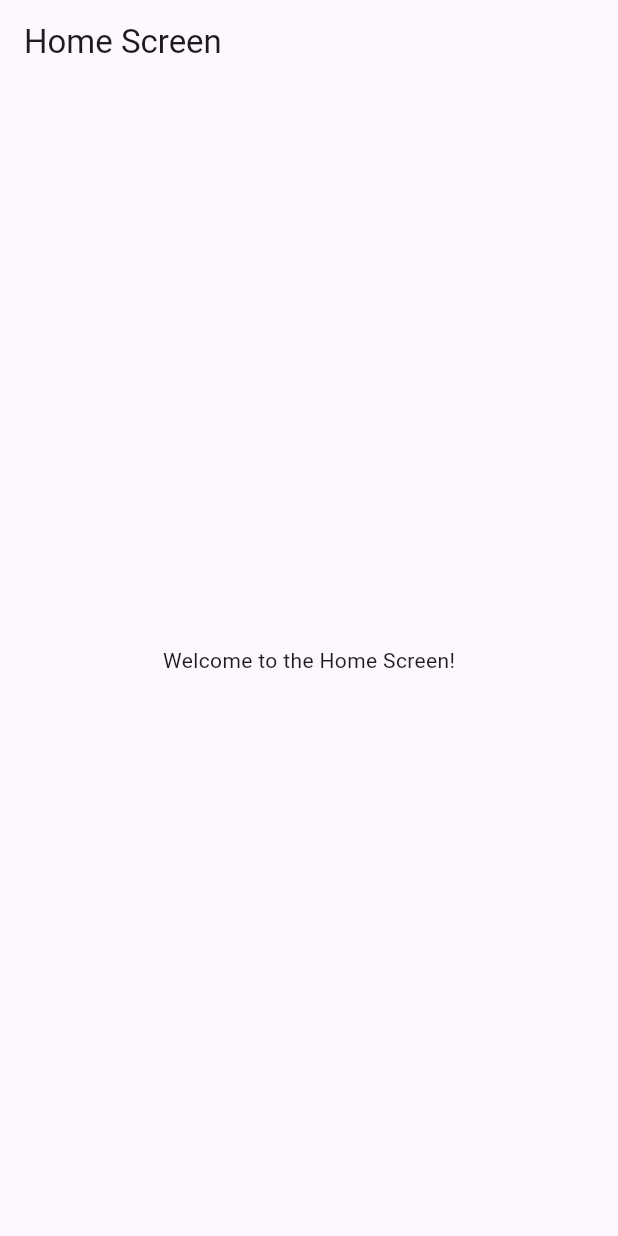
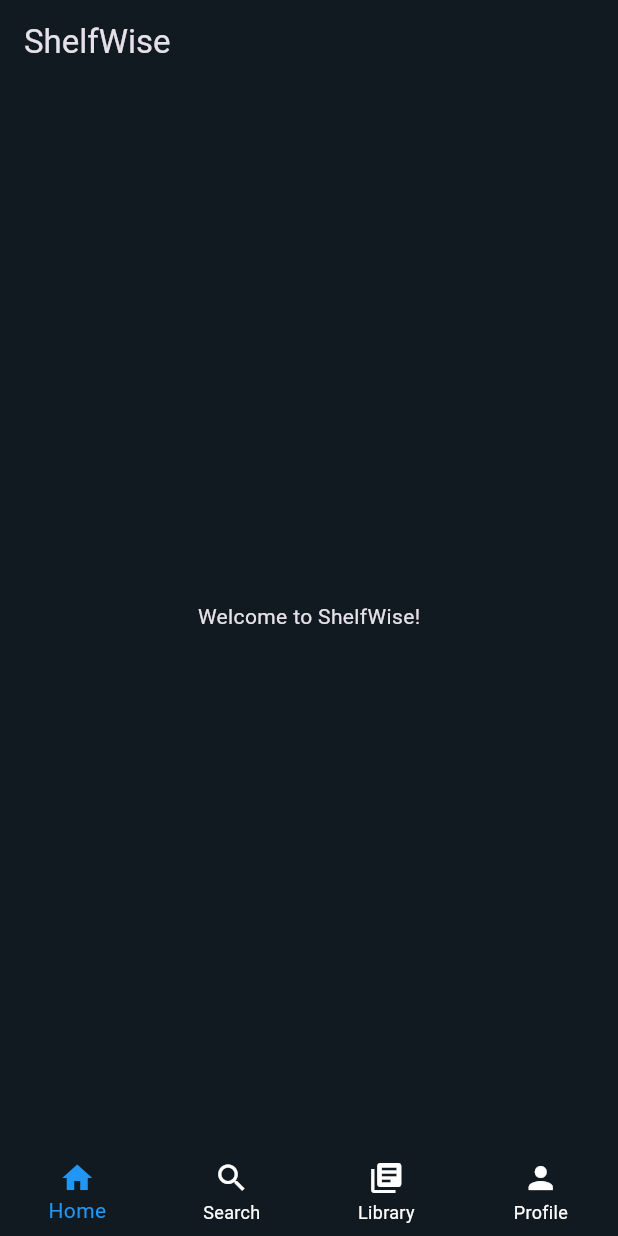
Before and after one commit to rahmaashraf22/Book_Finder_App, a Flutter app: the screen it shows after launch, on a phone screen of 412 x 824 dp. Run offline on Flutter 3.47's test engine with Material 3 defaults, Android fonts, the phone set to English and light mode, and no system bars.

Commit message:
App them & bottom navigation bar

```diff
--- /dev/null
+++ b/lib/app_theme.dart
@@ -0,0 +1,53 @@
+import 'package:flutter/material.dart';
+class AppTheme {
+  static Color blue = Colors.blue;
+  static Color white = Colors.white;
+  static Color black = Colors.black;
+    static Color dark_blue = Color(0xff121A21);
+
+
+  static ThemeData get darkTheme {
+
+    return ThemeData(
+
+      brightness: Brightness.dark,
+
+      appBarTheme: AppBarThemeData(
+        backgroundColor: AppTheme.dark_blue,
+      ),
+            scaffoldBackgroundColor: AppTheme.dark_blue,
+       textTheme: TextTheme(
+      titleLarge: TextStyle(
+        fontSize: 22,
+        fontWeight: FontWeight.w400,
+        color: AppTheme.white,
+      ),
+      titleMedium: TextStyle(
+        fontSize: 16,
+        fontWeight: FontWeight.w400,
+        color: AppTheme.white,
+      ),
+      titleSmall: TextStyle(
+        fontSize: 14,
+        fontWeight: FontWeight.w400,
+        color: AppTheme.white,
+      ),
+    ),
+
+    bottomNavigationBarTheme: BottomNavigationBarThemeData(
+      backgroundColor: AppTheme.dark_blue,
+      selectedItemColor: AppTheme.blue,
+      unselectedItemColor: AppTheme.white,
+      type: BottomNavigationBarType.fixed,
+      elevation: 0,
+
+    ),
+    cardTheme: CardThemeData(
+      color: AppTheme.white,
+      elevation: 4,
+    )
+    );
+
+
+  }
+}
--- a/lib/home_screen.dart
+++ b/lib/home_screen.dart
@@ -1,16 +1,36 @@
 import 'package:flutter/material.dart';
 
-class HomeScreen extends StatelessWidget {
+class HomeScreen extends StatefulWidget {
   const HomeScreen({super.key});
+
+  @override
+  State<HomeScreen> createState() => _HomeScreenState();
+}
+
+class _HomeScreenState extends State<HomeScreen> {
+  int _selectedIndex = 0;
 
   @override
   Widget build(BuildContext context) {
     return Scaffold(
-      appBar: AppBar(
-        title: const Text('Home Screen'),
-      ),
-      body: const Center(
-        child: Text('Welcome to the Home Screen!'),
+      appBar: AppBar(title: const Text('ShelfWise')),
+      body: const Center(child: Text('Welcome to ShelfWise!')),
+      bottomNavigationBar: BottomNavigationBar(
+        currentIndex: _selectedIndex,
+        onTap: (index) {
+          setState(() {
+            _selectedIndex = index;
+          });
+        },
+        items: [
+          BottomNavigationBarItem(icon: Icon(Icons.home), label: 'Home'),
+          BottomNavigationBarItem(icon: Icon(Icons.search), label: 'Search'),
+          BottomNavigationBarItem(
+            icon: Icon(Icons.library_books),
+            label: 'Library',
+          ),
+          BottomNavigationBarItem(icon: Icon(Icons.person), label: 'Profile'),
+        ],
       ),
     );
   }
--- a/lib/main.dart
+++ b/lib/main.dart
@@ -1,4 +1,5 @@
 import 'package:book_finder_app/app_router.dart';
+import 'package:book_finder_app/app_theme.dart';
 import 'package:flutter/material.dart';
 
 void main() {
@@ -16,6 +17,7 @@ class MyApp extends StatelessWidget {
       debugShowCheckedModeBanner: false,
       onGenerateRoute: appRouter.onGenerateRoute,
       title: 'Book Finder App',
+      theme: AppTheme.darkTheme
     );
   }
 }
```
